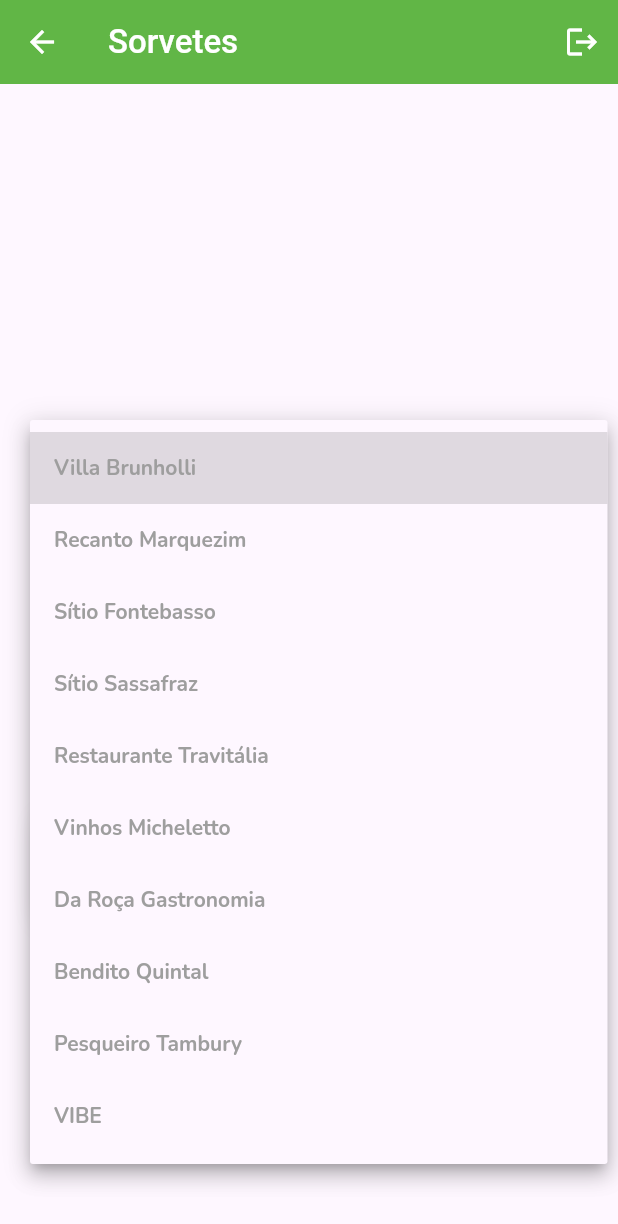
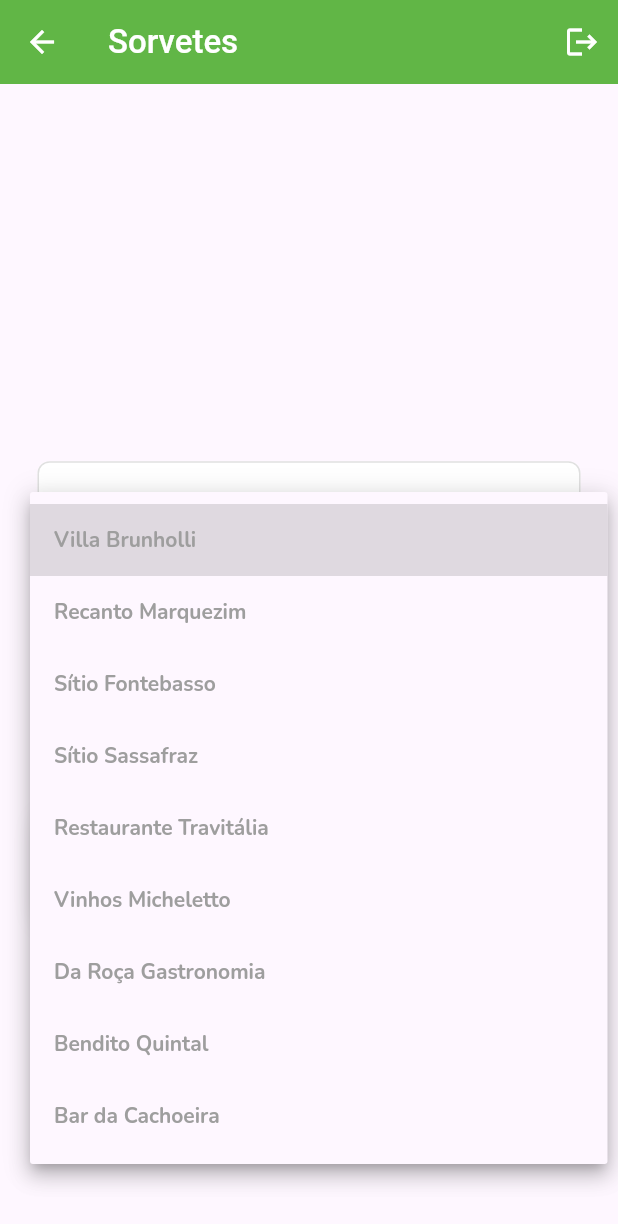
Before and after one commit to rikelmyso7/orama_user, a Flutter app: the UserAddSorvetes screen opened by its route, after a tap on "Ponto de Venda", on a phone screen of 412 x 824 dp. Shown: the top 1224 px of the screen. Run offline on Flutter 3.47's test engine with Material 3 defaults, Android fonts, the light colour scheme and no system bars; our stand-ins replace cloud_firestore, connectivity_plus, firebase_auth, firebase_core, font_awesome_flutter, get_storage and 3 more; accounts and stored records are empty; generated files the repository leaves out were written again.

Commit message:
Update user_add_sorvetes.dart

```diff
--- a/lib/pages/user/user_add_sorvetes.dart
+++ b/lib/pages/user/user_add_sorvetes.dart
@@ -39,8 +39,7 @@
     "Vinhos Micheletto",
     "Da Roça Gastronomia",
     "Bendito Quintal",
-    "Pesqueiro Tambury",
-    "VIBE"
+    "Bar da Cachoeira"
   ];
   String? pdvSelecionado;
 
```
